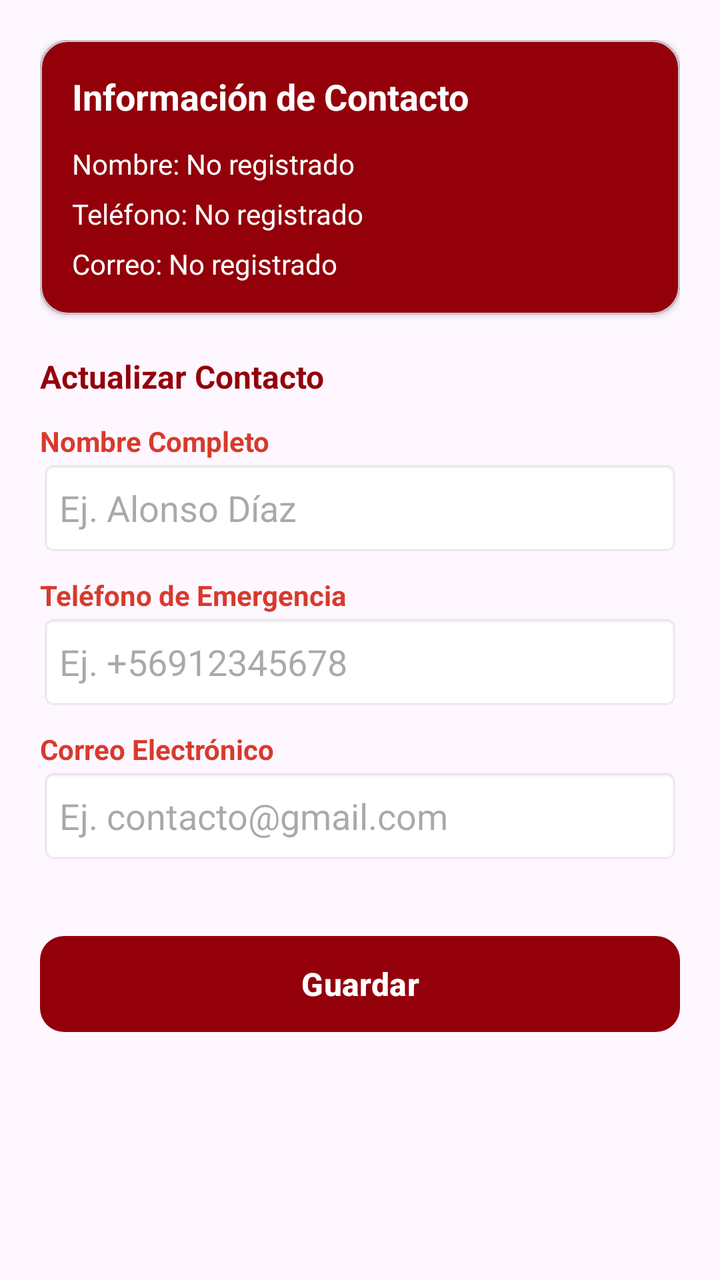
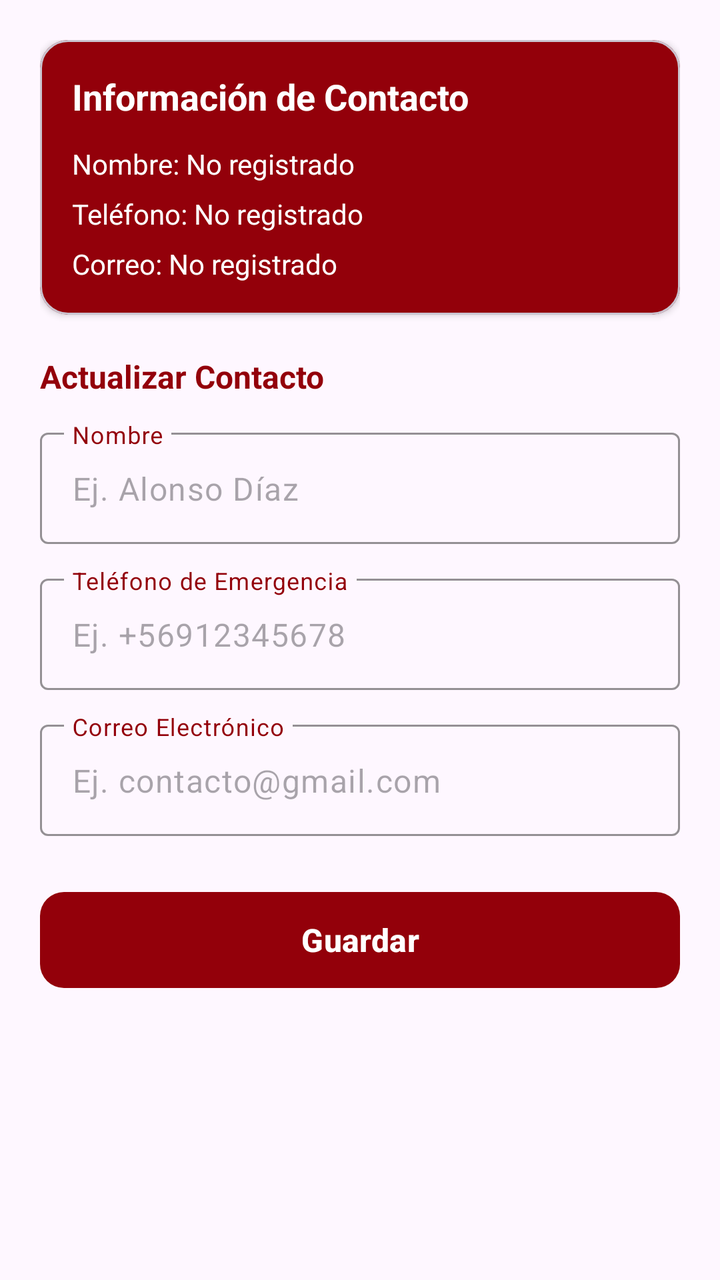

Screens rendered from an Android XML layout before and after an edit, with the pre-edit source and the edit as a unified diff.
<!-- AndroidManifest.xml: application theme Theme.BikeLight -->
<!-- res/layout/fragment_emergency_contact.xml -->
<?xml version="1.0" encoding="utf-8"?>
<androidx.core.widget.NestedScrollView
    xmlns:android="http://schemas.android.com/apk/res/android"
    xmlns:app="http://schemas.android.com/apk/res-auto"
    android:layout_width="match_parent"
    android:layout_height="match_parent"
    android:fillViewport="true"
    android:clipToPadding="false"
    android:padding="20dp">

    <LinearLayout
        android:layout_width="match_parent"
        android:layout_height="wrap_content"
        android:orientation="vertical">

        
        <com.google.android.material.card.MaterialCardView
            android:id="@+id/cardFichaContacto"
            android:layout_width="match_parent"
            android:layout_height="wrap_content"
            android:layout_marginBottom="20dp"
            app:cardCornerRadius="14dp"
            app:cardElevation="2dp"
            android:backgroundTint="@color/bikelight_sos_dark" >

            <LinearLayout
                android:layout_width="match_parent"
                android:layout_height="wrap_content"
                android:orientation="vertical"
                android:padding="16dp" >

                <TextView
                    android:layout_width="wrap_content"
                    android:layout_height="wrap_content"
                    android:text="Información de Contacto"
                    android:textSize="18sp"
                    android:textStyle="bold"
                    android:textColor="@color/white"
                    android:layout_marginBottom="12dp" />

                <TextView
                    android:id="@+id/tvDisplayContactName"
                    android:layout_width="wrap_content"
                    android:layout_height="wrap_content"
                    android:text="Nombre: No registrado"
                    android:textColor="@color/white"
                    android:layout_marginBottom="6dp" />

                <TextView
                    android:id="@+id/tvDisplayContactPhone"
                    android:layout_width="wrap_content"
                    android:layout_height="wrap_content"
                    android:text="Teléfono: No registrado"
                    android:textColor="@color/white"
                    android:layout_marginBottom="6dp" />

                <TextView
                    android:id="@+id/tvDisplayContactEmail"
                    android:layout_width="wrap_content"
                    android:layout_height="wrap_content"
                    android:text="Correo: No registrado"
                    android:textColor="@color/white" />
            </LinearLayout>
        </com.google.android.material.card.MaterialCardView>

        
        <TextView
            android:layout_width="wrap_content"
            android:layout_height="wrap_content"
            android:text="Actualizar Contacto"
            android:textStyle="bold"
            android:textSize="16sp"
            android:textColor="@color/bikelight_sos_dark"
            android:layout_marginBottom="12dp" />

        
        <TextView
            android:layout_width="wrap_content"
            android:layout_height="wrap_content"
            android:text="Nombre Completo"
            android:textColor="@color/bikelight_sos"
            android:textStyle="bold" />
        <EditText
            android:id="@+id/etEmergencyContactName"
            android:layout_width="match_parent"
            android:layout_height="48dp"
            android:inputType="textPersonName|textCapWords"
            android:hint="Ej. Alonso Díaz"
            android:background="@android:drawable/editbox_background_normal"
            android:layout_marginBottom="10dp" />

        
        <TextView
            android:layout_width="wrap_content"
            android:layout_height="wrap_content"
            android:text="Teléfono de Emergencia"
            android:textColor="@color/bikelight_sos"
            android:textStyle="bold" />
        <EditText
            android:id="@+id/etEmergencyContactPhone"
            android:layout_width="match_parent"
            android:layout_height="48dp"
            android:inputType="phone"
            android:hint="Ej. +56912345678"
            android:background="@android:drawable/editbox_background_normal"
            android:layout_marginBottom="10dp" />

        
        <TextView
            android:layout_width="wrap_content"
            android:layout_height="wrap_content"
            android:text="Correo Electrónico"
            android:textColor="@color/bikelight_sos"
            android:textStyle="bold" />
        <EditText
            android:id="@+id/etEmergencyContactEmail"
            android:layout_width="match_parent"
            android:layout_height="48dp"
            android:inputType="textEmailAddress"
            android:hint="Ej. contacto@gmail.com"
            android:background="@android:drawable/editbox_background_normal"
            android:layout_marginBottom="20dp" />

        
        <com.google.android.material.button.MaterialButton
            android:id="@+id/btnSaveContact"
            android:layout_width="match_parent"
            android:layout_height="56dp"
            android:layout_marginTop="12dp"
            app:backgroundTint="@color/bikelight_sos_dark"
            android:text="Guardar"
            android:textAllCaps="false"
            android:textColor="@color/white"
            android:textSize="16sp"
            android:textStyle="bold"
            app:cornerRadius="12dp" />
    </LinearLayout>
</androidx.core.widget.NestedScrollView>
<!-- resources referenced by this layout -->
<resources>
  <color name="bikelight_sos">#d73a2d</color>
  <color name="bikelight_sos_dark">#93000A</color>
  <color name="white">#FFFFFF</color>
  <style name="Theme.BikeLight" parent="Base.Theme.BikeLight" />
  <style name="Base.Theme.BikeLight" parent="Theme.Material3.DayNight.NoActionBar">
          
          
      </style>
</resources>

<!-- the commit's change to res/layout/fragment_emergency_contact.xml (unified diff, before → after) -->
@@ -74,52 +74,73 @@
             android:layout_marginBottom="12dp" />
 
         
-        <TextView
-            android:layout_width="wrap_content"
+        <com.google.android.material.textfield.TextInputLayout
+            android:id="@+id/tilEmergencyContactName"
+            android:layout_width="match_parent"
             android:layout_height="wrap_content"
-            android:text="Nombre Completo"
-            android:textColor="@color/bikelight_sos"
-            android:textStyle="bold" />
-        <EditText
-            android:id="@+id/etEmergencyContactName"
-            android:layout_width="match_parent"
-            android:layout_height="48dp"
-            android:inputType="textPersonName|textCapWords"
-            android:hint="Ej. Alonso Díaz"
-            android:background="@android:drawable/editbox_background_normal"
-            android:layout_marginBottom="10dp" />
+            android:layout_marginBottom="12dp"
+            android:hint="Nombre"
+            app:expandedHintEnabled="false"
+            android:textColorHint="@color/bikelight_sos_dark"
+            app:hintTextColor="@color/bikelight_sos_dark"
+            app:boxStrokeColor="@color/bikelight_sos_dark"
+            app:boxStrokeWidthFocused="2dp"
+            app:boxStrokeWidth="1dp">
+
+            <com.google.android.material.textfield.TextInputEditText
+                android:id="@+id/etEmergencyContactName"
+                android:layout_width="match_parent"
+                android:layout_height="wrap_content"
+                android:hint="Ej. Alonso Díaz"
+                android:inputType="textCapWords"
+                android:textColor="@color/bikelight_sos_dark" />
+        </com.google.android.material.textfield.TextInputLayout>
 
         
-        <TextView
-            android:layout_width="wrap_content"
+        <com.google.android.material.textfield.TextInputLayout
+            android:id="@+id/tilEmergencyContactPhone"
+            android:layout_width="match_parent"
             android:layout_height="wrap_content"
-            android:text="Teléfono de Emergencia"
-            android:textColor="@color/bikelight_sos"
-            android:textStyle="bold" />
-        <EditText
-            android:id="@+id/etEmergencyContactPhone"
-            android:layout_width="match_parent"
-            android:layout_height="48dp"
-            android:inputType="phone"
-            android:hint="Ej. +56912345678"
-            android:background="@android:drawable/editbox_background_normal"
-            android:layout_marginBottom="10dp" />
+            android:layout_marginBottom="12dp"
+            android:hint="Teléfono de Emergencia"
+            app:expandedHintEnabled="false"
+            android:textColorHint="@color/bikelight_sos_dark"
+            app:hintTextColor="@color/bikelight_sos_dark"
+            app:boxStrokeColor="@color/bikelight_sos_dark"
+            app:boxStrokeWidthFocused="2dp"
+            app:boxStrokeWidth="1dp">
+
+            <com.google.android.material.textfield.TextInputEditText
+                android:id="@+id/etEmergencyContactPhone"
+                android:layout_width="match_parent"
+                android:layout_height="wrap_content"
+                android:hint="Ej. +56912345678"
+                android:inputType="textCapWords"
+                android:textColor="@color/bikelight_sos_dark" />
+        </com.google.android.material.textfield.TextInputLayout>
 
         
-        <TextView
-            android:layout_width="wrap_content"
+        <com.google.android.material.textfield.TextInputLayout
+            android:id="@+id/tilEmergencyContactEmail"
+            android:layout_width="match_parent"
             android:layout_height="wrap_content"
-            android:text="Correo Electrónico"
-            android:textColor="@color/bikelight_sos"
-            android:textStyle="bold" />
-        <EditText
-            android:id="@+id/etEmergencyContactEmail"
-            android:layout_width="match_parent"
-            android:layout_height="48dp"
-            android:inputType="textEmailAddress"
-            android:hint="Ej. contacto@gmail.com"
-            android:background="@android:drawable/editbox_background_normal"
-            android:layout_marginBottom="20dp" />
+            android:layout_marginBottom="12dp"
+            android:hint="Correo Electrónico"
+            app:expandedHintEnabled="false"
+            android:textColorHint="@color/bikelight_sos_dark"
+            app:hintTextColor="@color/bikelight_sos_dark"
+            app:boxStrokeColor="@color/bikelight_sos_dark"
+            app:boxStrokeWidthFocused="2dp"
+            app:boxStrokeWidth="1dp">
+
+            <com.google.android.material.textfield.TextInputEditText
+                android:id="@+id/etEmergencyContactEmail"
+                android:layout_width="match_parent"
+                android:layout_height="wrap_content"
+                android:hint="Ej. contacto@gmail.com"
+                android:inputType="textCapWords"
+                android:textColor="@color/bikelight_sos_dark" />
+        </com.google.android.material.textfield.TextInputLayout>
 
         
         <com.google.android.material.button.MaterialButton
<!-- resource entries referenced after the edit -->
@@ -1,6 +1,5 @@
 <!-- resources referenced by this layout -->
 <resources>
-  <color name="bikelight_sos">#d73a2d</color>
   <color name="bikelight_sos_dark">#93000A</color>
   <color name="white">#FFFFFF</color>
   <style name="Theme.BikeLight" parent="Base.Theme.BikeLight" />
